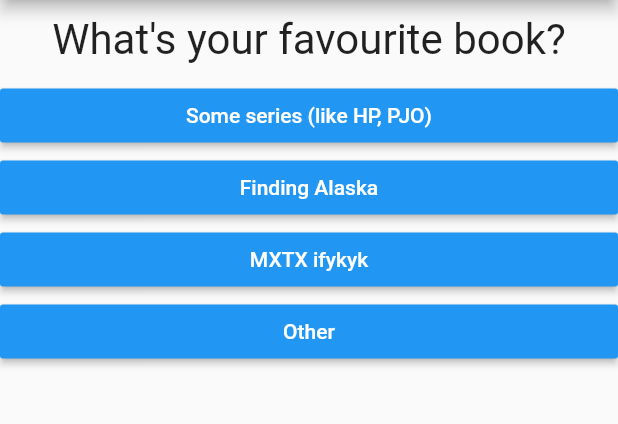
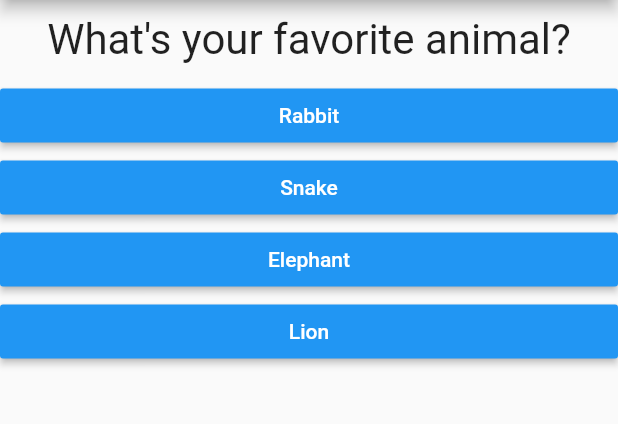
Before and after one commit to jyotsnayall/Quiz-App, a Flutter app: the screen it shows after launch, after a tap on "Black", on a phone screen of 412 x 824 dp, the part 84-508 px from its top. Run offline on Flutter 3.47's test engine with Material 2 defaults, Android fonts, the phone set to English and light mode, and no system bars.

Commit message:
quiz done

```diff
--- a/lib/main.dart
+++ b/lib/main.dart
@@ -1,7 +1,7 @@
 import 'package:flutter/material.dart';
 
-import './questions.dart';
-import './answer.dart';
+import './quiz.dart';
+import './result.dart';
 
 // void main() {
 //   runApp(MyApp());
@@ -18,11 +18,35 @@ class MyApp extends StatefulWidget {
 }
 
 class _MyAppState extends State<MyApp> {
-  final questions = const [
+  final _questions = const [
     {
-      'questionText': 'What\'s your favourite color?',
-      'answers': ['Black', 'Red', 'Blue', 'None'],
+      'questionText': 'What\'s your favorite color?',
+      'answers': [
+        {'text': 'Black', 'score': 10},
+        {'text': 'Red', 'score': 5},
+        {'text': 'Green', 'score': 3},
+        {'text': 'White', 'score': 1},
+      ],
     },
+    {
+      'questionText': 'What\'s your favorite animal?',
+      'answers': [
+        {'text': 'Rabbit', 'score': 3},
+        {'text': 'Snake', 'score': 11},
+        {'text': 'Elephant', 'score': 5},
+        {'text': 'Lion', 'score': 9},
+      ],
+    },
+    {
+      'questionText': 'Who\'s your favorite instructor?',
+      'answers': [
+        {'text': 'Max', 'score': 1},
+        {'text': 'Max', 'score': 1},
+        {'text': 'Max', 'score': 1},
+        {'text': 'Max', 'score': 1},
+      ],
+    },
+    /*
     {
       'questionText': 'What\'s your favourite book?',
       'answers': [
@@ -44,15 +68,26 @@ class _MyAppState extends State<MyApp> {
       'questionText': 'What\'s your favourite skateboard trick?',
       'answers': ['Ollie', 'Pop Shuv', 'Drop ins', 'Kick Flip'],
     },
+    */
   ];
   var _questionIndex = 0;
+  var _totalScore = 0;
 
-  void _answerQuestion() {
+  void _resetQuiz() {
+    setState(() {
+      _questionIndex = 0;
+      _totalScore = 0;
+    });
+  }
+
+  void _answerQuestion(int score) {
+    _totalScore += score;
+
     setState(() {
       _questionIndex = _questionIndex + 1;
     });
     print(_questionIndex);
-    if (_questionIndex < questions.length) {
+    if (_questionIndex < _questions.length) {
       print('We have more questions!');
     } else {
       print('No more questions!');
@@ -66,21 +101,13 @@ class _MyAppState extends State<MyApp> {
         appBar: AppBar(
           title: Text('My Quiz App'),
         ),
-        body: _questionIndex < questions.length
-            ? Column(
-                children: [
-                  Question(
-                    questions[_questionIndex]['questionText'] as String,
-                  ),
-                  ...(questions[_questionIndex]['answers'] as List<String>)
-                      .map((answer) {
-                    return Answer(_answerQuestion, answer);
-                  }).toList()
-                ],
+        body: _questionIndex < _questions.length
+            ? Quiz(
+                answerQuestion: _answerQuestion,
+                questionIndex: _questionIndex,
+                questions: _questions,
               )
-            : Center(
-                child: Text('You did it!'),
-              ),
+            : Result(_totalScore, _resetQuiz),
       ),
     );
   }
--- /dev/null
+++ b/lib/quiz.dart
@@ -0,0 +1,32 @@
+import 'package:flutter/material.dart';
+
+import './question.dart';
+import './answer.dart';
+
+class Quiz extends StatelessWidget {
+  final List<Map<String, Object>> questions;
+  final int questionIndex;
+  final Function answerQuestion;
+
+  Quiz({
+    required this.questions,
+    required this.answerQuestion,
+    required this.questionIndex,
+  });
+
+  @override
+  Widget build(BuildContext context) {
+    return Column(
+      children: [
+        Question(
+          questions[questionIndex]['questionText'] as String,
+        ),
+        ...(questions[questionIndex]['answers'] as List<Map<String, Object>>)
+            .map((answer) {
+          return Answer(
+              () => answerQuestion(answer['score']), answer['text'] as String);
+        }).toList()
+      ],
+    );
+  }
+}
```
Also changed, not shown: lib/result.dart (added, +44 -0 lines), lib/question.dart (renamed from lib/questions.dart), 2 other files.
